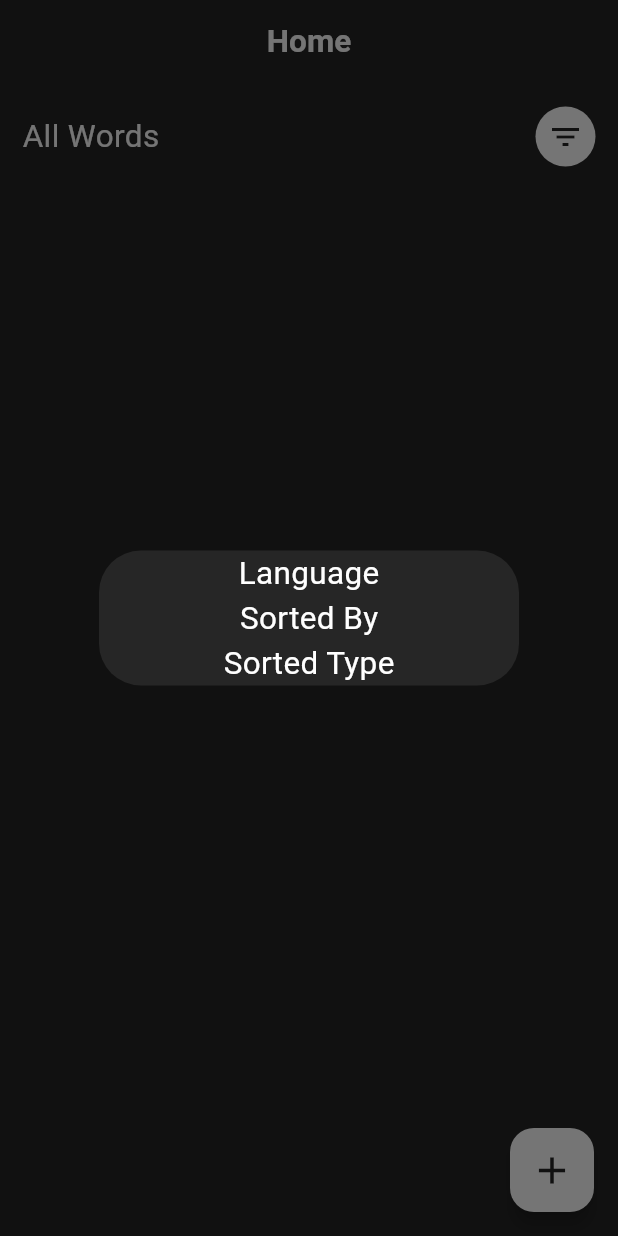
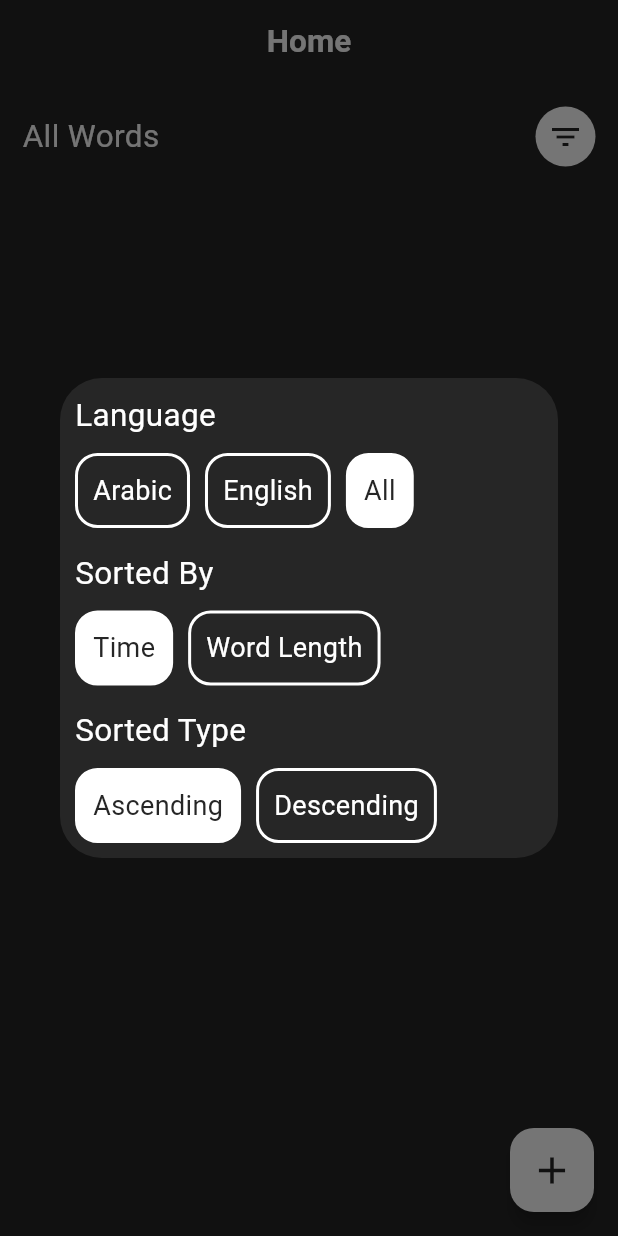
Before and after one commit to ThanaaAdel/note_words_local_data_base_use_hive, a Flutter app: the screen it shows after launch, after a tap on the "filter list" icon, on a phone screen of 412 x 824 dp. Run offline on Flutter 3.47's test engine with Material 3 defaults, Android fonts, the phone set to English and light mode, and no system bars; our stand-ins replace flutter_bloc, hive, hive_flutter; accounts and stored records are empty.

Commit message:
finsh project

```diff
--- a/lib/controller/read_data_cubit/read_data_cubit.dart
+++ b/lib/controller/read_data_cubit/read_data_cubit.dart
@@ -65,14 +65,17 @@ class ReadDataCubit extends Cubit<ReadDataCubitStates> {
 
   void updateLanguageFilter(LanguageFilter languageFilter) {
     this.languageFilter = languageFilter;
+    getWords();
   }
 
   void updateSortedType(SortingType sortingType) {
     this.sortingType = sortingType;
+    getWords();
   }
 
   void updateSortingBy(SortingBy sortingBy) {
     this.sortingBy = sortingBy;
+    getWords();
   }
 }
 
--- a/lib/controller/write_data_cubit/write_data_cubit.dart
+++ b/lib/controller/write_data_cubit/write_data_cubit.dart
@@ -14,11 +14,32 @@ class WriteDataCubit extends Cubit<WriteDataCubitStates> {
   String text = '';
   int colorCode = 0xff4A47A3;
   bool isArabic = true;
+  void deleteWord(int indexAtDatabase){
+    _tryAndCatchBlock((){
+      List<WordModel>words=_getWordsFromDatabase();
+      words.removeAt(indexAtDatabase);
+      for (var i = indexAtDatabase; i < words.length; i++) {
+        words[i]=words[i].decrementIndexInDataBase();
+      }
+      box.put(HiveConstants.hiveList, words);
+    },
+      "We Have problems when we Delete word,Please try again",
+    );
+
+  }
+  void addWord() {
+    _tryAndCatchBlock(() {
+      List<WordModel> words = _getWordsFromDatabase();
+      words.add(WordModel(indexWord: words.length, text: text, isArabic: isArabic, colorCode: colorCode));
+      box.put(HiveConstants.hiveList, words);
+    }, "We have problems when we add a word. Please try again.");
+  }
   void addSimilarWord(int indexInDatabase){
     _tryAndCatchBlock(() {
       List<WordModel> words = _getWordsFromDatabase();
       words[indexInDatabase] = words[indexInDatabase].addSimilarWord(text, isArabic);
       box.put(HiveConstants.hiveList, words);
+print(words.length);
     }, "We Have Problems when add similar word , please try again");
   }
   void addExample(int indexInDatabase){
@@ -26,6 +47,8 @@ class WriteDataCubit extends Cubit<WriteDataCubitStates> {
       List<WordModel> words = _getWordsFromDatabase();
       words[indexInDatabase] = words[indexInDatabase].addNewExample(text, isArabic);
       box.put(HiveConstants.hiveList, words);
+      print( words[indexInDatabase]);
+
     }, "We Have Problems when add Example , please try again");
   }
   void deleteExample(int indexInDatabase, int indexExample,bool isArabicExample){
@@ -48,6 +71,7 @@ _tryAndCatchBlock(() {
     emit(WriteDataCubitInitialState());
 
   }
+
   void updateColorCode(int colorCode) {
     this.colorCode = colorCode;
     emit(WriteDataCubitInitialState());
@@ -56,13 +80,7 @@ _tryAndCatchBlock(() {
     this.isArabic = isArabic;
     emit(WriteDataCubitInitialState());
   }
-  void addWord() {
-    _tryAndCatchBlock(() {
-      List<WordModel> words = _getWordsFromDatabase();
-      words.add(WordModel(indexWord: words.length, text: text, isArabic: isArabic, colorCode: colorCode));
-      box.put(HiveConstants.hiveList, words);
-    }, "We have problems when we add a word. Please try again.");
-  }
+
 
 
 
--- a/lib/model/words_model.dart
+++ b/lib/model/words_model.dart
@@ -30,27 +30,26 @@ class WordModel {
   }
 
   WordModel addNewExample(String newExample, bool isArabicExample) {
-    List<String> newExamplesWord = _intializeArabicOrEnglish(isArabicExample);
+    List<String> newExamplesWord = _intializeNewExamples(isArabicExample);
     newExamplesWord.add(newExample);
     return _getWordAfterCheckExamples(isArabicExample, newExamplesWord);
   }
 
   WordModel addSimilarWord(String similarWord, bool isArabicSimilarWord) {
-    List<String> newSimilarWords =
-        _intializeArabicOrEnglish(isArabicSimilarWord);
+    List<String> newSimilarWords = _intializeNewSimilarWords(isArabicSimilarWord);
     newSimilarWords.add(similarWord);
-    return _getWordAfterCheckExamples(isArabicSimilarWord, newSimilarWords);
+    return _getWordAfterCheckSimilarWord(isArabicSimilarWord, newSimilarWords);
   }
 
   WordModel deleteSimilarWord(int indexSimilarWord, bool isArabicSimilarWord) {
     List<String> newSimilarWords =
-        _intializeArabicOrEnglish(isArabicSimilarWord);
+    _intializeNewSimilarWords(isArabicSimilarWord);
     newSimilarWords.removeAt(indexSimilarWord);
     return _getWordAfterCheckSimilarWord(isArabicSimilarWord, newSimilarWords);
   }
 
   WordModel deleteExampleWord(int indexExampleWord, bool isArabicExample) {
-    List<String> newExamplesWord = _intializeArabicOrEnglish(isArabicExample);
+    List<String> newExamplesWord = _intializeNewExamples(isArabicExample);
     newExamplesWord.removeAt(indexExampleWord);
     return _getWordAfterCheckExamples(isArabicExample, newExamplesWord);
   }
@@ -79,17 +78,22 @@ class WordModel {
       isArabic: isArabic,
       text: text,
       englishExamples: !isArabicExample ? newExamplesWord : englishExamples,
-      arabicExamples: isArabicExample ? newExamplesWord : arabicSimilarWords,
+      arabicExamples: isArabicExample ? newExamplesWord : arabicExamples,
       arabicSimilarWords: arabicSimilarWords,
       englishSimilarWords: englishSimilarWords,
     );
   }
 
-  List<String> _intializeArabicOrEnglish(bool isArabicSimilarWord) {
+  List<String>_intializeNewExamples(bool isArabicExample){
+    if(isArabicExample){
+      return List.from(arabicExamples);
+    }
+    return List.from(englishExamples);
+  }
+  List<String> _intializeNewSimilarWords(bool isArabicSimilarWord) {
     if (isArabicSimilarWord) {
       return List.from(arabicSimilarWords);
     } else {
       return List.from(englishSimilarWords);
     }
-  }
-}
+  }}
--- a/lib/view/screens/home_screen.dart
+++ b/lib/view/screens/home_screen.dart
@@ -3,6 +3,7 @@ import 'package:note_words_local_data_base_use_hive/view/styles/color_manager.da
 import 'package:note_words_local_data_base_use_hive/view/widgets/show_dialog_widget.dart';
 import '../widgets/filter_dailog_button.dart';
 import '../widgets/language_filter_widget.dart';
+import '../widgets/words_widget.dart';
 
 class HomeScreen extends StatelessWidget {
   const HomeScreen({super.key});
@@ -24,13 +25,19 @@ class HomeScreen extends StatelessWidget {
         ),
       ),
       appBar: AppBar(title: const Text("Home")),
-      body:   const Padding(
+      body:   const Column(
+        children: [
+          Padding(
             padding: EdgeInsets.all(15),
             child: Row(children: [
               LanguageFilterWidget(),
               Spacer(),
               FilterDialogButton(),
             ]),
+
+          ),
+          Expanded(child: WordsWidget()),
+        ],
       ),
     );
   }
--- a/lib/view/widgets/Filter_dailog_widget.dart
+++ b/lib/view/widgets/Filter_dailog_widget.dart
@@ -1,24 +1,135 @@
 import 'package:flutter/material.dart';
+import 'package:flutter_bloc/flutter_bloc.dart';
+import 'package:note_words_local_data_base_use_hive/controller/read_data_cubit/read_data_cubit.dart';
+import 'package:note_words_local_data_base_use_hive/controller/read_data_cubit/read_data_cubit_states.dart';
 import 'package:note_words_local_data_base_use_hive/view/styles/color_manager.dart';
+
 class FilterDialogWidget extends StatelessWidget {
   const FilterDialogWidget({super.key});
 
   @override
   Widget build(BuildContext context) {
+    return BlocBuilder<ReadDataCubit,ReadDataCubitStates>(builder: (context, state) {
       return Dialog(
         backgroundColor: ColorsManager.blackColor,
+        child: Padding(
+          padding: const EdgeInsets.all(10),
+
           child: Column(
             mainAxisSize: MainAxisSize.min,
+            crossAxisAlignment: CrossAxisAlignment.start,
+            mainAxisAlignment: MainAxisAlignment.start,
             children: [
               _getLabelText("Language"),
+              const SizedBox(height: 10,),
+              _getLanguageFilter(context),
+              const SizedBox(height: 15,),
               _getLabelText("Sorted By"),
+              const SizedBox(height: 10,),
+              _getSortingByFilter(context),
+              const SizedBox(height: 15,),
               _getLabelText("Sorted Type"),
-      ],),
+              const SizedBox(height: 10,),
+              _getSortingTypeFilter(context),
+
+            ],
+          ),
+        ),
+      );
+    },);
+  }
+
+  Widget _getSortingTypeFilter(BuildContext context) {
+    return _getFilterField(labels: ["Ascending", "Descending"], conditionsOfActivations: [
+              ReadDataCubit.get(context).sortingType ==
+                  SortingType.ascending,
+              ReadDataCubit.get(context).sortingType ==
+                  SortingType.descending,
+
+            ], onTap: [
+                  () => ReadDataCubit.get(context)
+                  .updateSortedType(SortingType.ascending),
+                  () => ReadDataCubit.get(context)
+                  .updateSortedType(SortingType.descending),
+
+            ],);
+  }
+
+  Widget _getSortingByFilter(BuildContext context) {
+    return _getFilterField(labels: ["Time", "Word Length"], conditionsOfActivations: [
+              ReadDataCubit.get(context).sortingBy ==
+                  SortingBy.time,
+              ReadDataCubit.get(context).sortingBy ==
+                  SortingBy.wordLength,
+
+            ], onTap: [
+                  () => ReadDataCubit.get(context)
+                  .updateSortingBy(SortingBy.time),
+                  () => ReadDataCubit.get(context)
+                  .updateSortingBy(SortingBy.wordLength),
+
+            ],);
+  }
+
+  Widget _getLanguageFilter(BuildContext context) {
+    return _getFilterField(labels: ["Arabic", "English", "All"], conditionsOfActivations: [
+                ReadDataCubit.get(context).languageFilter ==
+                    LanguageFilter.arabicOnly,
+                ReadDataCubit.get(context).languageFilter ==
+                    LanguageFilter.englishOnly,
+                ReadDataCubit.get(context).languageFilter ==
+                    LanguageFilter.allWords,
+              ], onTap: [
+                    () => ReadDataCubit.get(context)
+                    .updateLanguageFilter(LanguageFilter.arabicOnly),
+                    () => ReadDataCubit.get(context)
+                    .updateLanguageFilter(LanguageFilter.englishOnly),
+                    () => ReadDataCubit.get(context)
+                    .updateLanguageFilter(LanguageFilter.allWords),
+              ],);
+  }
+
+  Widget _getFilterField(
+      {required List<String> labels,
+      required List<VoidCallback> onTap,
+      required List<bool> conditionsOfActivations}) {
+    return Row(
+      children: [
+        for (int i = 0; i < labels.length; i++)
+          InkWell(
+            onTap: onTap[i],
+            child: Container(
+              height: 50,
+              padding: const EdgeInsets.all(10),
+              margin: const EdgeInsets.only(right: 10),
+              decoration: BoxDecoration(
+                  color: conditionsOfActivations[i]
+                      ? ColorsManager.whiteColor
+                      : ColorsManager.blackColor,
+                  borderRadius: BorderRadius.circular(15),
+                  border: Border.all(
+                    width: 2,
+                    color: ColorsManager.whiteColor,
+                  )),
+              child: Center(
+                  child: Text(
+                labels[i],
+                style: TextStyle(
+                    fontSize: 18,
+                    color: conditionsOfActivations[i]
+                        ? ColorsManager.blackColor
+                        : ColorsManager.whiteColor),
+              )),
+            ),
+          )
+      ],
     );
   }
-  Widget _getLabelText(String labelText){
-    return Text(labelText,style: const TextStyle(
-        fontSize: 21,
-        color: ColorsManager.whiteColor),);
+
+  Widget _getLabelText(String labelText) {
+    return Text(
+      labelText,
+      style: const TextStyle(fontSize: 21, color: ColorsManager.whiteColor),
+    );
   }
 }
--- /dev/null
+++ b/lib/view/widgets/exception_widget.dart
@@ -0,0 +1,32 @@
+import 'package:flutter/material.dart';
+import 'package:note_words_local_data_base_use_hive/view/styles/color_manager.dart';
+
+class ExceptionWidget extends StatelessWidget {
+  const ExceptionWidget(
+      {super.key, required this.iconData, required this.text});
+  final IconData iconData;
+  final String text;
+  @override
+  Widget build(BuildContext context) {
+    return Center(
+      child: Column(
+        mainAxisAlignment: MainAxisAlignment.center,
+        crossAxisAlignment: CrossAxisAlignment.center,
+        children: [
+          Icon(
+            iconData,
+            color: ColorsManager.whiteColor,
+            size: 60,
+          ),
+          const SizedBox(
+            height: 30,
+          ),
+          Text(
+            text,
+            style: const TextStyle(fontSize: 24, color: ColorsManager.whiteColor),
+          )
+        ],
+      ),
+    );
+  }
+}
--- /dev/null
+++ b/lib/view/widgets/words_widget.dart
@@ -0,0 +1,68 @@
+import 'package:flutter/material.dart';
+import 'package:flutter_bloc/flutter_bloc.dart';
+import 'package:note_words_local_data_base_use_hive/controller/read_data_cubit/read_data_cubit.dart';
+import 'package:note_words_local_data_base_use_hive/controller/read_data_cubit/read_data_cubit_states.dart';
+import 'package:note_words_local_data_base_use_hive/view/styles/color_manager.dart';
+import 'package:note_words_local_data_base_use_hive/view/widgets/word_item_widget.dart';
+import '../../model/words_model.dart';
+import 'exception_widget.dart';
+class WordsWidget extends StatelessWidget {
+  const WordsWidget({super.key});
+  @override
+  Widget build(BuildContext context) {
+    return BlocBuilder<ReadDataCubit, ReadDataCubitStates>(
+      builder: (context, state) {
+        if (state is ReadDataCubitSuccessState) {
+          if (state.words.isEmpty) {
+            return _getEmptyWordsWidget();
+          }
+          return _getWordsWidget(state.words);
+        } else if (state is ReadDataCubitFailedState) {
+          return _getFailedWidget(state.messageError);
+        } else {
+          return _getLoadingWidget();
+        }
+      },
+    );
+  }
+
+  Widget _getWordsWidget(List<WordModel> words) {
+    return Padding(
+      padding: const EdgeInsets.all(8.0),
+      child: GridView.builder(
+          itemCount: words.length,
+          itemBuilder: (context, index) {
+            return WordItemWidget(
+              words: words[index],
+            );
+          },
+          gridDelegate: const SliverGridDelegateWithFixedCrossAxisCount(
+              mainAxisSpacing: 10,
+              crossAxisSpacing: 10,
+              childAspectRatio: 2 / 1.5,
+              crossAxisCount: 2)),
+    );
+  }
+
+  Widget _getEmptyWordsWidget() {
+    return const ExceptionWidget(
+      text: "This List is Empty",
+      iconData: Icons.list,
+    );
+  }
+
+  Widget _getFailedWidget(String message) {
+    return ExceptionWidget(
+      text: message,
+      iconData: Icons.error,
+    );
+  }
+
+  Widget _getLoadingWidget() {
+    return const Center(
+      child: CircularProgressIndicator(
+        color: ColorsManager.whiteColor,
+      ),
+    );
+  }
+}
```
Also changed, not shown: lib/view/screens/details_screen.dart (+207 -0 lines), lib/view/widgets/udate_word_button.dart (added, +31 -0 lines), lib/view/widgets/upload_dailog.dart (added, +68 -0 lines), lib/view/widgets/word_info_widget.dart (added, +66 -0 lines), lib/view/widgets/word_item_widget.dart (added, +34 -0 lines). Lines whose indentation alone changed are shown as unchanged.
